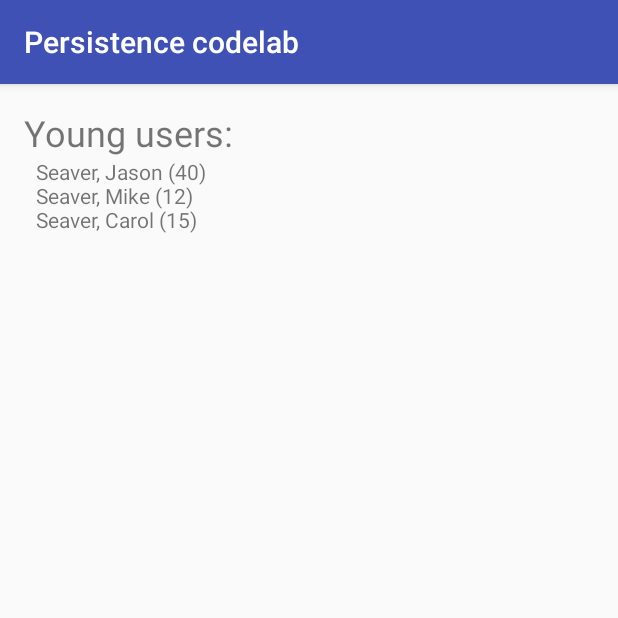
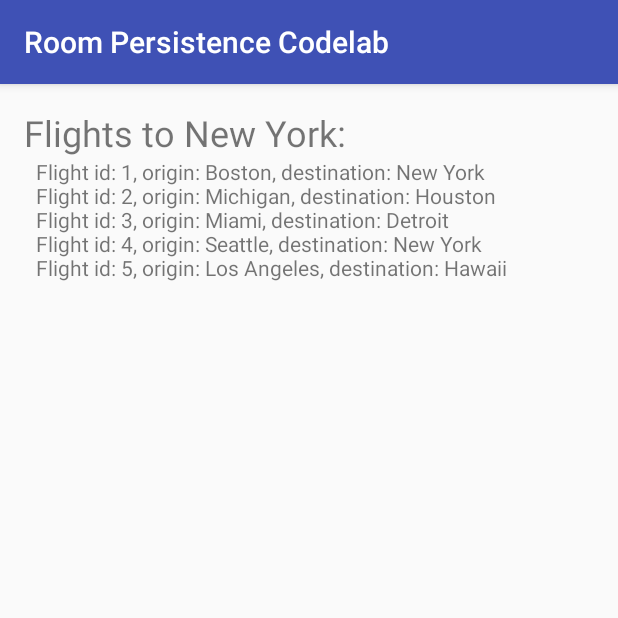
Before and after one commit to frcampanelli/RoomPersistenceTutorial, an Android app: the UsersActivity screen opened directly, with no data from a screen before it, on a phone screen of 412 x 824 dp, the top half of it. Run offline under Robolectric (Android 15) with nearby library versions, the phone set to English and light mode, and no system bars; our stand-ins replace Room's generated code.

Commit message:
Added part 1 of tutorial

```diff
--- a/app/src/main/java/wpi/team1021/roompersistencetutorial/airportDB/FlightDao.java
+++ b/app/src/main/java/wpi/team1021/roompersistencetutorial/airportDB/FlightDao.java
@@ -29,6 +29,12 @@ public interface FlightDao {
     @Query("SELECT * FROM Flight")
     List<Flight> findAllFlightsSync();
 
+    @Query("SELECT * FROM Flight WHERE :destination = :destination") //TODO fix this query!
+    List<Flight> findAllFlightsByDestination(String destination);
+
+    @Query("SELECT * FROM Flight WHERE destination = :destination")
+    List<Flight> findAllFlightsByDestinationSolution(String destination);
+
     @Insert(onConflict = IGNORE)
     void insertFlight(Flight Flight);
 
--- a/app/src/main/java/wpi/team1021/roompersistencetutorial/airportDB/utils/DatabaseInitializer.java
+++ b/app/src/main/java/wpi/team1021/roompersistencetutorial/airportDB/utils/DatabaseInitializer.java
@@ -88,7 +88,7 @@ public class DatabaseInitializer {
         Flight flight1 = addFlight(db, "1", "Boston", "New York", getTodayPlusDays(0), getTodayPlusDays(1));
         Flight flight2 = addFlight(db, "2", "Michigan", "Houston", getTodayPlusDays(0), getTodayPlusDays(1));
         Flight flight3 = addFlight(db, "3", "Miami", "Detroit", getTodayPlusDays(0), getTodayPlusDays(0));
-        Flight flight4 = addFlight(db, "4", "Boston", "London", getTodayPlusDays(0), getTodayPlusDays(2));
+        Flight flight4 = addFlight(db, "4", "Seattle", "New York", getTodayPlusDays(0), getTodayPlusDays(2));
         addFlight(db, "5", "Los Angeles", "Hawaii", getTodayPlusDays(0), getTodayPlusDays(3));
         try {
             // Tickets are added with a delay, to have time for the UI to react to changes.
--- a/app/src/main/java/wpi/team1021/roompersistencetutorial/step1/UsersActivity.java
+++ b/app/src/main/java/wpi/team1021/roompersistencetutorial/step1/UsersActivity.java
@@ -25,15 +25,15 @@ import java.util.List;
 import java.util.Locale;
 
 import wpi.team1021.R;
-import wpi.team1021.roompersistencetutorial.db.AppDatabase;
-import wpi.team1021.roompersistencetutorial.db.utils.DatabaseInitializer;
-import wpi.team1021.roompersistencetutorial.db.User;
+import wpi.team1021.roompersistencetutorial.airportDB.AppDatabase;
+import wpi.team1021.roompersistencetutorial.airportDB.utils.DatabaseInitializer;
+import wpi.team1021.roompersistencetutorial.airportDB.Flight;
 
 public class UsersActivity extends AppCompatActivity {
 
     private AppDatabase mDb;
 
-    private TextView mYoungUsersTextView;
+    private TextView mFlightsTextView;
 
     @Override
     protected void onCreate(Bundle savedInstanceState) {
@@ -41,7 +41,7 @@ public class UsersActivity extends AppCompatActivity {
 
         setContentView(R.layout.db_activity1);
 
-        mYoungUsersTextView = findViewById(R.id.young_users_tv);
+        mFlightsTextView = findViewById(R.id.flights_tv);
 
         // Note: Db references should not be in an activity.
         mDb = AppDatabase.getInMemoryDatabase(getApplicationContext());
@@ -64,11 +64,11 @@ public class UsersActivity extends AppCompatActivity {
     private void fetchData() {
         // Note: this kind of logic should not be in an activity.
         StringBuilder sb = new StringBuilder();
-        List<User> youngUsers = mDb.userModel().findUsersYoungerThan(35);
-        for (User youngUser : youngUsers) {
+        List<Flight> flights = mDb.flightModel().findAllFlightsByDestination("New York");
+        for (Flight flight : flights) {
             sb.append(String.format(Locale.US,
-                    "%s, %s (%d)\n", youngUser.lastName, youngUser.name, youngUser.age));
+                    "Flight id: %s, origin: %s, destination: %s\n", flight.id, flight.origin, flight.destination));
         }
-        mYoungUsersTextView.setText(sb);
+        mFlightsTextView.setText(sb);
     }
 }
--- a/app/src/main/res/layout/db_activity1.xml
+++ b/app/src/main/res/layout/db_activity1.xml
@@ -35,11 +35,11 @@
             <TextView
                 android:layout_width="match_parent"
                 android:layout_height="wrap_content"
-                android:text="@string/young_users"
+                android:text="@string/flights_to_ny"
                 android:textSize="24sp" />
 
             <TextView
-                android:id="@+id/young_users_tv"
+                android:id="@+id/flights_tv"
                 android:layout_width="match_parent"
                 android:layout_height="wrap_content"
                 android:paddingStart="8dp" />
--- a/app/src/main/res/values/strings.xml
+++ b/app/src/main/res/values/strings.xml
@@ -15,8 +15,9 @@
   -->
 
 <resources>
-    <string name="app_name">Persistence codelab</string>
+    <string name="app_name">Room Persistence Codelab</string>
     <string name="books_borrowed_by_user">Books borrowed by Mike:</string>
     <string name="refresh">Refresh</string>
     <string name="young_users">Young users:</string>
+    <string name="flights_to_ny">Flights to New York:</string>
 </resources>
```
Also changed, not shown: app/src/main/java/wpi/team1021/roompersistencetutorial/step1_solution/UsersActivity.java (+9 -9 lines), 2 other files.
